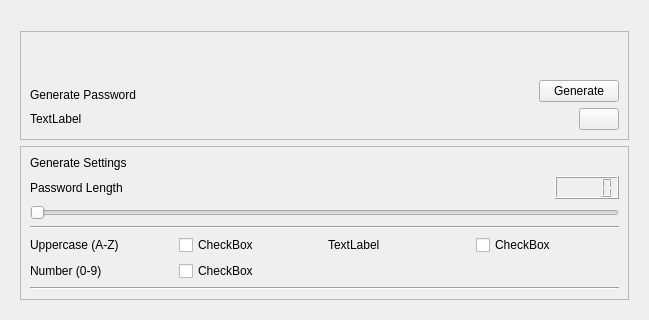
SahisN/PasswordManager, file passwordgeneratorpage.ui: the form before one commit; both pictures show x 0 to 649 and y 218 to 538 of the 649 by 538 pixel window.
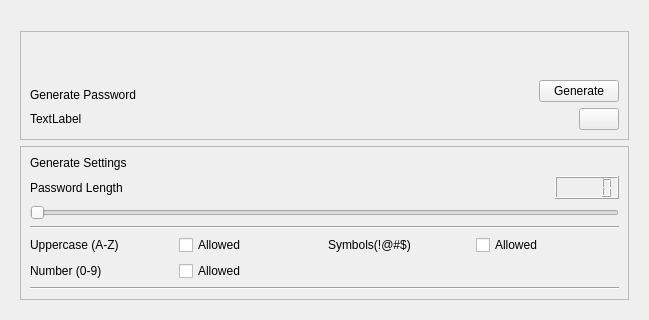
The form after the commit. Icons and pictures are not drawn.

What changed in the file:
```diff
--- a/passwordgeneratorpage.ui
+++ b/passwordgeneratorpage.ui
@@ -374,28 +374,28 @@
             <item row="0" column="1">
              <widget class="QCheckBox" name="checkBox">
               <property name="text">
-               <string>CheckBox</string>
+               <string>Allowed</string>
               </property>
              </widget>
             </item>
             <item row="1" column="1">
              <widget class="QCheckBox" name="checkBox_2">
               <property name="text">
-               <string>CheckBox</string>
+               <string>Allowed</string>
               </property>
              </widget>
             </item>
             <item row="0" column="2">
              <widget class="QLabel" name="label_14">
               <property name="text">
-               <string>TextLabel</string>
+               <string>Symbols(!@#$)</string>
               </property>
              </widget>
             </item>
             <item row="0" column="3">
              <widget class="QCheckBox" name="checkBox_3">
               <property name="text">
-               <string>CheckBox</string>
+               <string>Allowed</string>
               </property>
              </widget>
             </item>
```
Left out of the diff: 6 changed lines with no effect on the pictures.
